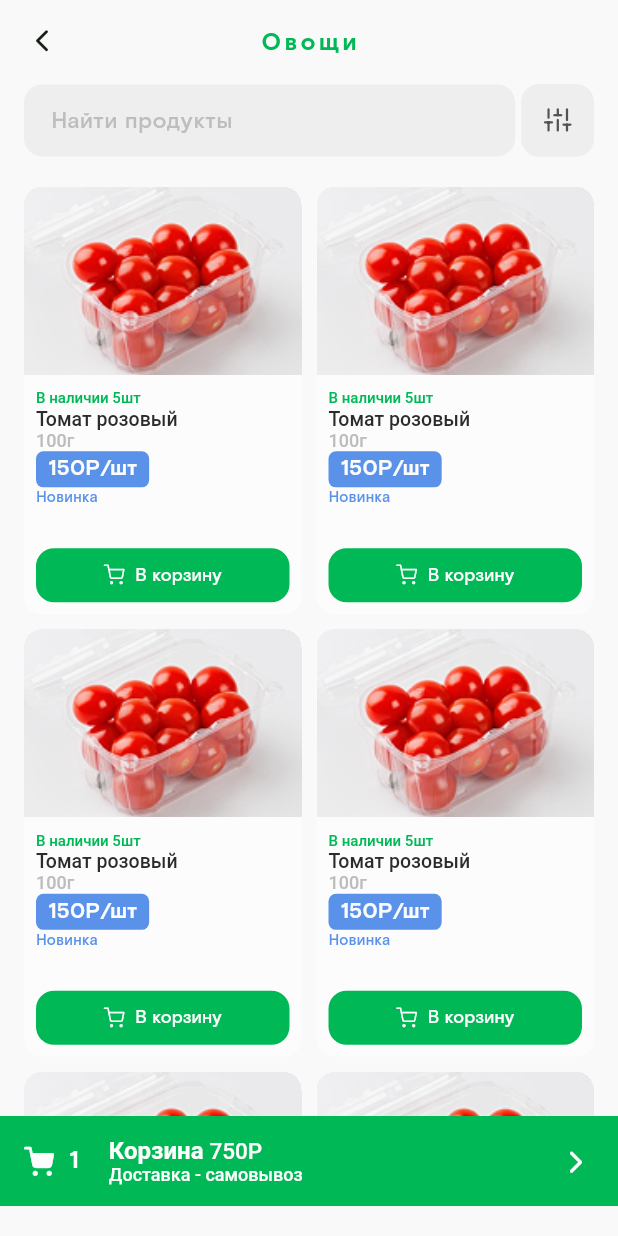
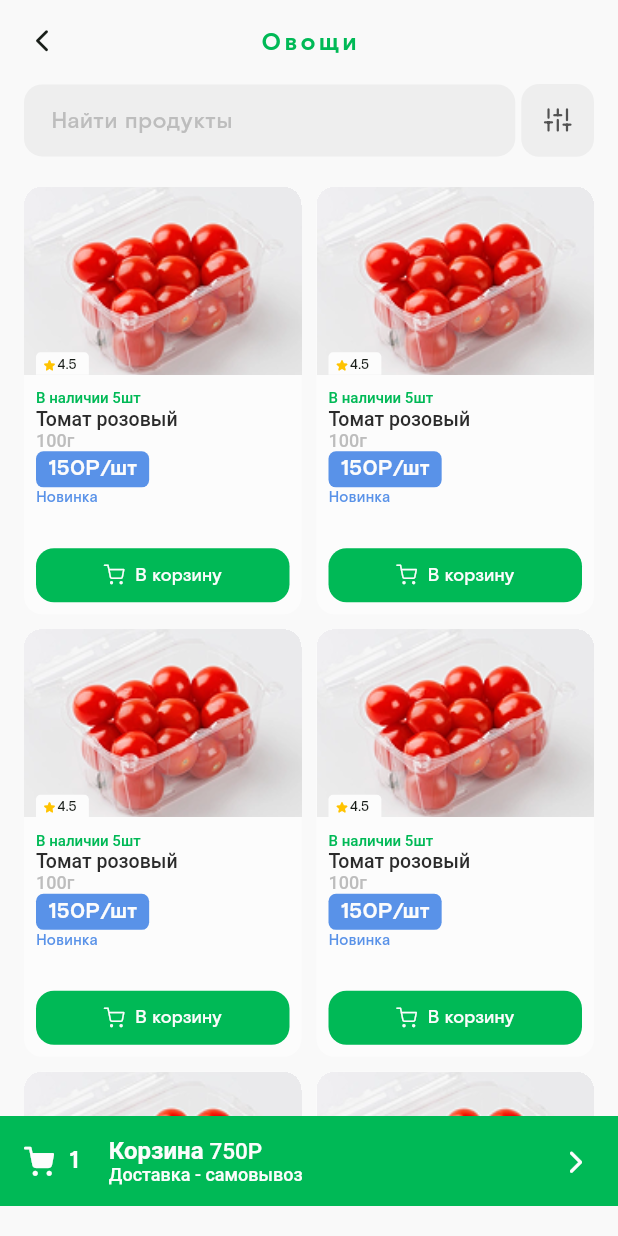
Before and after one commit to MunIine/dorimol, a Flutter app: the CatalogScreen screen opened directly, on a phone screen of 412 x 824 dp. Run offline on Flutter 3.47's test engine with Material 3 defaults, Android fonts, the phone set to English and light mode, and no system bars.

Commit message:
Add rating on card

```diff
--- a/lib/theme/app_text.dart
+++ b/lib/theme/app_text.dart
@@ -1,6 +1,7 @@
 import 'package:flutter/material.dart';
 
 class AppText {
+  static const TextStyle rostelecom = TextStyle(fontFamily: "Rostelecom");
   static const TextStyle h1 = TextStyle(fontSize: 20, fontWeight: FontWeight.bold);
   static const TextStyle h2 = TextStyle(fontSize: 16, fontWeight: FontWeight.bold);
   static const TextStyle t09 = TextStyle(fontSize: 9, fontWeight: FontWeight.w500);
--- a/lib/widgets/bottom_nav_bar.dart
+++ b/lib/widgets/bottom_nav_bar.dart
@@ -27,7 +27,7 @@ class BottomNavBar extends StatelessWidget {
               SizedBox(width: 20),
               RichText(
                 text: TextSpan(
-                  style: TextStyle(fontFamily: "Rostelecom", color: colorTheme.background),
+                  style: AppText.rostelecom.copyWith(color: colorTheme.background),
                   children: [
                     TextSpan(text: "Корзина ", style: AppText.h2),
                     TextSpan(text: "750Р\n", style: AppText.t5),
--- a/lib/widgets/item_card.dart
+++ b/lib/widgets/item_card.dart
@@ -25,6 +25,8 @@ class ItemCard extends StatelessWidget {
       child: Column(
         crossAxisAlignment: CrossAxisAlignment.start,
         children: [
+          Stack(
+            children: [
               Container(
                 height: height*0.44,
                 decoration: BoxDecoration(
@@ -34,11 +36,33 @@ class ItemCard extends StatelessWidget {
                   )
                 ),
               ),
+              Positioned(
+                top: height*0.44-15,
+                left: 8,
+                child: Container(
+                  padding: EdgeInsets.only(top: 2).copyWith(right: 8, left: 4),
+                  decoration: BoxDecoration(
+                    color: colorTheme.background,
+                    borderRadius: BorderRadius.only(
+                      topLeft: Radius.circular(3),
+                      topRight: Radius.circular(3)
+                    )
+                  ),
+                  child: Row(
+                    children: [
+                      Icon(Icons.star_rounded, color: colorTheme.yellow, size: 10,),
+                      Text("4.5", style: AppText.t09,)
+                    ],
+                  ),
+                )
+              )
+            ],
+          ),
           Padding(
             padding: const EdgeInsets.symmetric(horizontal: 8).copyWith(top: 10),
             child: RichText(
               text: TextSpan(
-                style: TextStyle(fontFamily: "Rostelecom"),
+                style: AppText.rostelecom,
                 children: [
                   TextSpan(text: "В наличии 5шт\n", style: AppText.t0.copyWith(color: colorTheme.seedColor)),
                   TextSpan(text: "Томат розовый\n", style: AppText.t3.copyWith(color: colorTheme.textBlack)),
@@ -49,8 +73,7 @@ class ItemCard extends StatelessWidget {
           ),
           ... getPriceBlock(colorTheme, atr),
           Spacer(),
-          if (!inCart) ... {
-            Padding(
+          if (!inCart) Padding(
             padding: const EdgeInsets.symmetric(horizontal: 8).copyWith(bottom: 8),
             child: SizedBox(
               width: double.infinity,
@@ -72,9 +95,7 @@ class ItemCard extends StatelessWidget {
               ),
             ),
           )
-          }
-          else ... {
-            Padding(
+          else Padding(
             padding: EdgeInsets.symmetric(horizontal: 8).copyWith(bottom: 8),
             child: Container(
               decoration: BoxDecoration(
@@ -95,7 +116,7 @@ class ItemCard extends StatelessWidget {
                       padding: EdgeInsets.symmetric(vertical: 4),
                       child: RichText(
                         text: TextSpan(
-                            style: TextStyle(fontFamily: "Rostelecom"),
+                          style: AppText.rostelecom,
                           children: [
                             TextSpan(text: "0.54 кг\n", style: AppText.t1.copyWith(color: colorTheme.background)),
                             TextSpan(text: "162.54Р", style: AppText.t0.copyWith(color: colorTheme.accint))
@@ -110,7 +131,6 @@ class ItemCard extends StatelessWidget {
               ),
             ),
           )
-          }
         ],
       ),
     );
```
Lines whose indentation alone changed are shown as unchanged.
